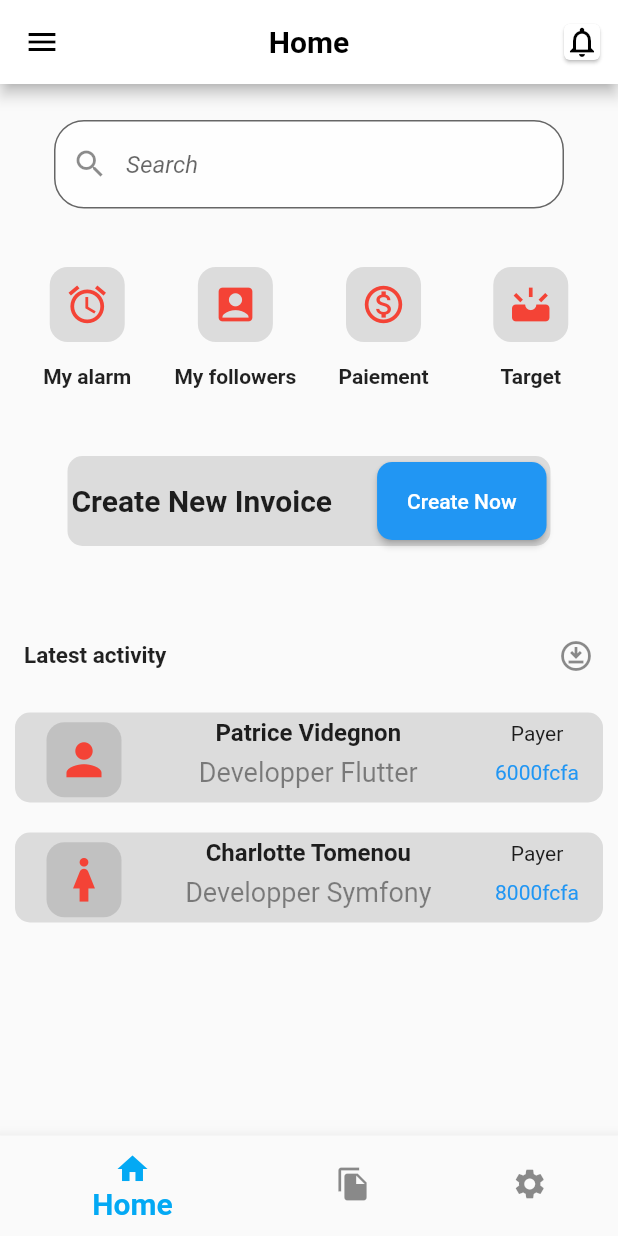
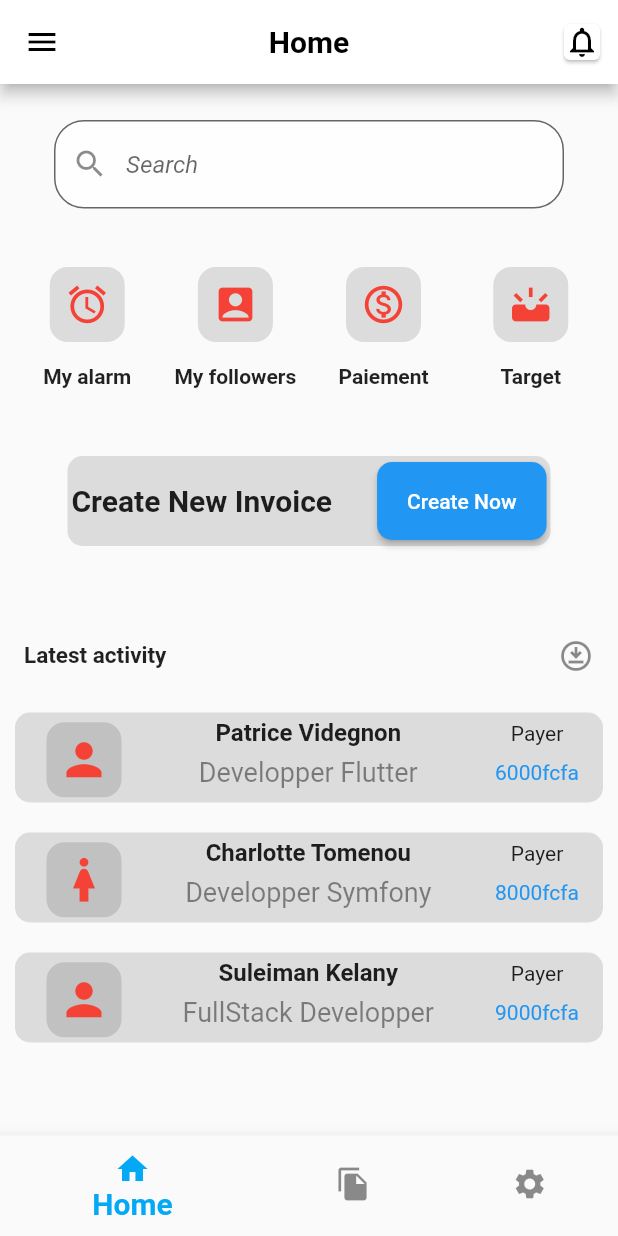
Before and after one commit to PatouVIDEGNON/MyFlutter, a Flutter app: the CuteInterface screen opened directly, on a phone screen of 412 x 824 dp. Run offline on Flutter 3.47's test engine with Material 2 defaults, Android fonts, the phone set to English and light mode, and no system bars; missing offline and left inert: carbon_icons.

```diff
--- a/lib/screens/cute_interface.dart
+++ b/lib/screens/cute_interface.dart
@@ -14,7 +14,7 @@ class _CuteInterfaceState extends State<CuteInterface> {
   Icon customIcon = const Icon(Icons.search);
   Widget customSearchBar = const Text('My Personal Journal');
   int _selectedIndex = 0;
-  static List <Widget> _screens =[
+  static final List<Widget> _screens = [
     ListView(
       children: [
         Padding(
@@ -266,7 +266,6 @@ class _CuteInterfaceState extends State<CuteInterface> {
         ),
         Container(
           margin: EdgeInsets.all(10),
-          //constraints: ,
           height: 60,
           decoration: BoxDecoration(
             color: Colors.black12,
@@ -328,13 +327,76 @@ class _CuteInterfaceState extends State<CuteInterface> {
             ),
           ),
         ),
+        Container(
+          margin: EdgeInsets.all(10),
+          height: 60,
+          decoration: BoxDecoration(
+            color: Colors.black12,
+            borderRadius: BorderRadius.circular(10),
+          ),
+          child: ListTile(
+            //style: ListTileStyle,
+            //horizontalTitleGap: 80,
+            leading: Container(
+              margin: EdgeInsets.fromLTRB(5.0, 0.0, 0.0, 5.0),
+              width: 50,
+              height: 50,
+              decoration: BoxDecoration(
+                borderRadius: BorderRadius.circular(12),
+                color: Colors.black12,
+              ),
+              child: IconButton(
+                padding: EdgeInsets.fromLTRB(0.0, 0.0, 0.0, 0.0),
+                iconSize: 20,
+                splashRadius: 20,
+                onPressed: () {},
+                icon: Icon(
+                  Icons.person,
+                  size: 35,
+                  color: Colors.red,
+                ),
+              ),
+            ),
+            title: Center(
+              child: Column(
+                children: [
+                  Text(
+                    'Suleiman Kelany',
+                    style: TextStyle(
+                      fontWeight: FontWeight.bold,
+                    ),
+                  ),
+                  SizedBox(
+                    height: 6,
+                  ),
+                  Text(
+                    'FullStack Developper',
+                    style: TextStyle(color: Colors.black45, fontSize: 18),
+                  ),
+                ],
+              ),
+            ),
+            trailing: Column(
+              children: [
+                Text('Payer'),
+                SizedBox(
+                  height: 10,
+                ),
+                Text(
+                  '9000fcfa',
+                  style: TextStyle(color: Colors.blue),
+                ),
+              ],
+            ),
+          ),
+        ),
       ],
     ),
-    Icon(
+    const Icon(
       Icons.camera,
       size: 150,
     ),
-    Icon(
+    const Icon(
       Icons.chat,
       size: 150,
     ),
@@ -370,9 +432,16 @@ class _CuteInterfaceState extends State<CuteInterface> {
           )
         ],
       ),
-      body: Center(child: _screens.elementAt(_selectedIndex),),
+      body: Center(
+        //IndexedStack permet de preserver l'etat de l'ecran d'affichage.
+        child: IndexedStack(
+          index: _selectedIndex,
+          children: _screens,
+        ),
+      ),
       bottomNavigationBar: BottomNavigationBar(
-        type: BottomNavigationBarType.shifting, // highlight the selected item.
+        type: BottomNavigationBarType.shifting,
+        // highlight the selected item.
         unselectedItemColor: Colors.black45,
         selectedFontSize: 20,
         selectedIconTheme: IconThemeData(color: Colors.lightBlue),
@@ -399,34 +468,11 @@ class _CuteInterfaceState extends State<CuteInterface> {
         ],
       ),
     );
-
   }
 
   void _onItemTapped(int value) {
-    setState( (){
+    setState(() {
       _selectedIndex = value;
     });
   }
 }
-
-/*
-Container(
-padding: EdgeInsets.all(5),
-height: 50,
-width: 50,
-decoration: BoxDecoration( ,
-borderRadius: BorderRadius.circular(12),
-color: Colors.black12,
-color: Colors.red,
-),
-child: IconButton(
-onPressed: () {},
-icon: Icon(
-Icons.person,
-),
-color: Colors.red,
-iconSize: 20,
-splashRadius: 20,
-splashColor: Colors.black45,
-),
-),*/
```
